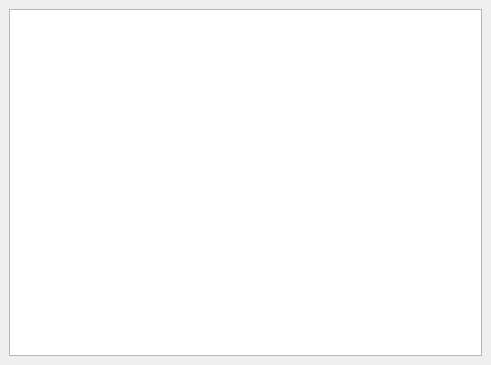
chaunamthong2015-ui/PTA39-SPCK, file ui/search.ui: the form before one commit.
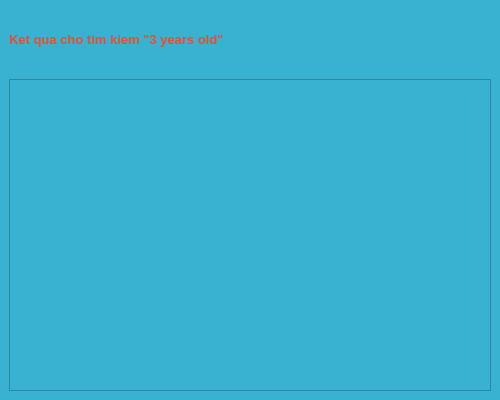
The form after the commit.

```diff
--- a/ui/search.ui
+++ b/ui/search.ui
@@ -6,14 +6,14 @@
    <rect>
     <x>0</x>
     <y>0</y>
-    <width>491</width>
-    <height>365</height>
+    <width>500</width>
+    <height>400</height>
    </rect>
   </property>
   <property name="minimumSize">
    <size>
-    <width>491</width>
-    <height>365</height>
+    <width>500</width>
+    <height>400</height>
    </size>
   </property>
   <property name="maximumSize">
@@ -26,9 +26,63 @@
    <string>MainWindow</string>
   </property>
   <widget class="QWidget" name="centralwidget">
+   <property name="minimumSize">
+    <size>
+     <width>500</width>
+     <height>400</height>
+    </size>
+   </property>
+   <property name="maximumSize">
+    <size>
+     <width>500</width>
+     <height>400</height>
+    </size>
+   </property>
+   <property name="styleSheet">
+    <string notr="true">background-color: #39B1D1 ;
+color: #ED4D2D ;
+
+</string>
+   </property>
    <layout class="QVBoxLayout" name="verticalLayout">
+    <property name="spacing">
+     <number>10</number>
+    </property>
+    <property name="sizeConstraint">
+     <enum>QLayout::SetNoConstraint</enum>
+    </property>
     <item>
-     <widget class="QListWidget" name="listWidget"/>
+     <widget class="QLabel" name="result_title">
+      <property name="minimumSize">
+       <size>
+        <width>0</width>
+        <height>60</height>
+       </size>
+      </property>
+      <property name="font">
+       <font>
+        <pointsize>10</pointsize>
+        <weight>75</weight>
+        <bold>true</bold>
+       </font>
+      </property>
+      <property name="text">
+       <string>Ket qua cho tim kiem &quot;3 years old&quot;</string>
+      </property>
+      <property name="wordWrap">
+       <bool>true</bool>
+      </property>
+     </widget>
+    </item>
+    <item>
+     <widget class="QListWidget" name="search_list">
+      <property name="maximumSize">
+       <size>
+        <width>484</width>
+        <height>16777215</height>
+       </size>
+      </property>
+     </widget>
     </item>
    </layout>
   </widget>
```
